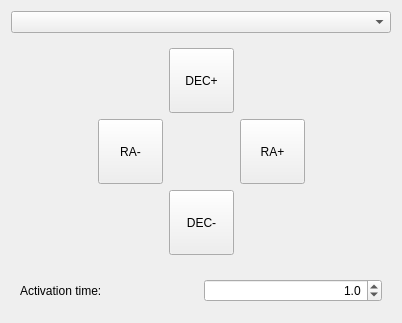
The window that snowgui/snowgui/common/guiderportcontrollerwidget.ui (AndreasFMueller/AstroPhotography) describes before a commit, drawn with Qt 5.
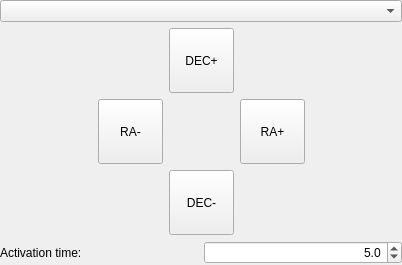
The same window after the commit.

Diff of the .ui file:
```diff
--- a/snowgui/snowgui/common/guiderportcontrollerwidget.ui
+++ b/snowgui/snowgui/common/guiderportcontrollerwidget.ui
@@ -7,31 +7,55 @@
     <x>0</x>
     <y>0</y>
     <width>402</width>
-    <height>323</height>
+    <height>265</height>
    </rect>
   </property>
   <property name="minimumSize">
    <size>
     <width>0</width>
-    <height>323</height>
+    <height>265</height>
    </size>
   </property>
   <property name="maximumSize">
    <size>
     <width>16777215</width>
-    <height>323</height>
+    <height>265</height>
    </size>
   </property>
   <property name="windowTitle">
    <string>Form</string>
   </property>
   <layout class="QVBoxLayout" name="verticalLayout">
+   <property name="leftMargin">
+    <number>0</number>
+   </property>
+   <property name="topMargin">
+    <number>0</number>
+   </property>
+   <property name="rightMargin">
+    <number>0</number>
+   </property>
+   <property name="bottomMargin">
+    <number>0</number>
+   </property>
    <item>
     <widget class="QComboBox" name="guiderportSelectionBox"/>
    </item>
    <item>
     <widget class="QWidget" name="guideWidget" native="true">
      <layout class="QGridLayout" name="gridLayout">
+      <property name="leftMargin">
+       <number>0</number>
+      </property>
+      <property name="topMargin">
+       <number>0</number>
+      </property>
+      <property name="rightMargin">
+       <number>0</number>
+      </property>
+      <property name="bottomMargin">
+       <number>0</number>
+      </property>
       <item row="1" column="2">
        <widget class="QWidget" name="blank" native="true"/>
       </item>
@@ -143,6 +167,18 @@
    <item>
     <widget class="QWidget" name="activationWidget" native="true">
      <layout class="QHBoxLayout" name="horizontalLayout">
+      <property name="leftMargin">
+       <number>0</number>
+      </property>
+      <property name="topMargin">
+       <number>0</number>
+      </property>
+      <property name="rightMargin">
+       <number>0</number>
+      </property>
+      <property name="bottomMargin">
+       <number>0</number>
+      </property>
       <item>
        <widget class="QLabel" name="activationtimeLabel">
         <property name="text">
@@ -162,7 +198,7 @@
          <double>10.000000000000000</double>
         </property>
         <property name="value">
-         <double>1.000000000000000</double>
+         <double>5.000000000000000</double>
         </property>
        </widget>
       </item>
```
